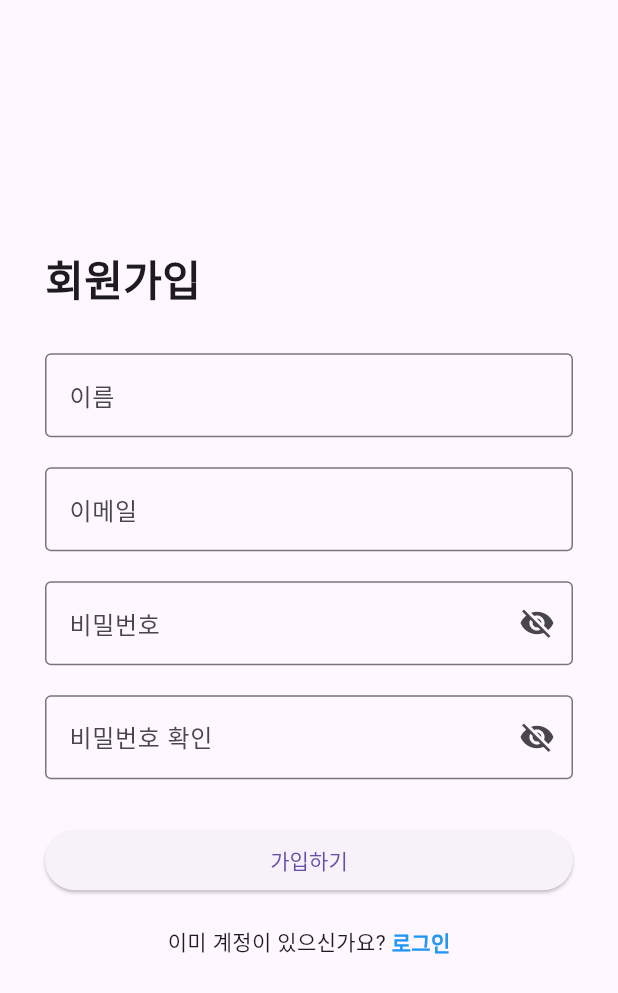
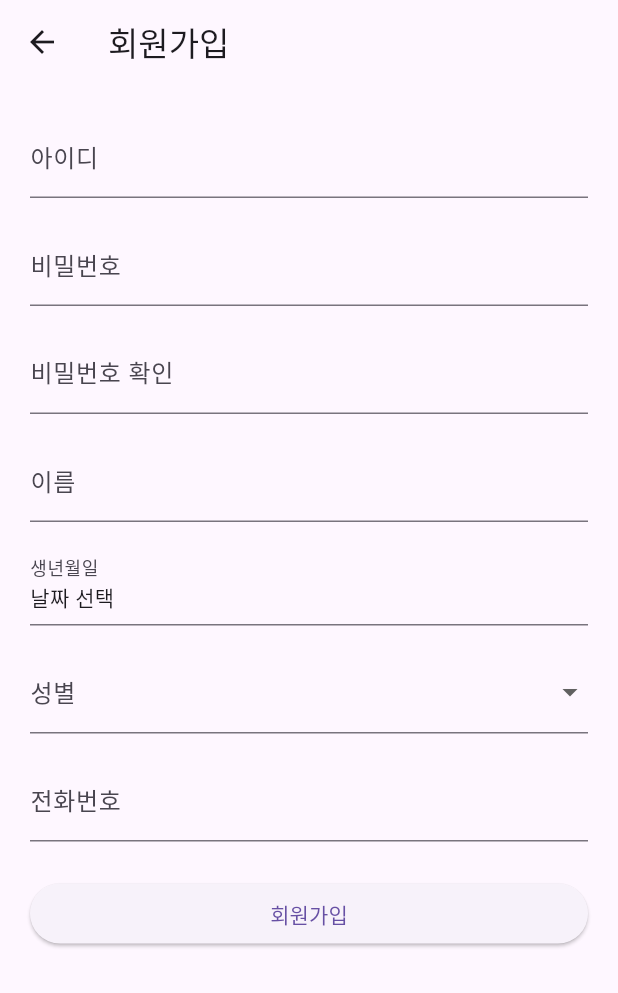
Before and after one commit to LiverGuardAI/Flutter-application, a Flutter app: the SignupPage screen opened by its route, on a phone screen of 412 x 824 dp. Shown: the top 993 px of the screen. Run offline on Flutter 3.47's test engine with Material 3 defaults, Android fonts, the phone set to English and light mode, and no system bars; our stand-ins replace dio, flutter_secure_storage, shared_preferences; accounts and stored records are empty.

Commit message:
feat add signup

```diff
--- a/dashboard_app/lib/api/auth_api.dart
+++ b/dashboard_app/lib/api/auth_api.dart
@@ -4,6 +4,45 @@ import 'dio_client.dart';
 import '../utils/secure_storage.dart';
 
 class AuthApi {
+  /// ✅ 회원가입 API
+  static Future<Map<String, dynamic>> register({
+    required String userId,
+    required String password,
+    required String password2,
+    required String name,
+    required String birthDate,
+    required String sex,
+    required String phone,
+  }) async {
+    final dio = DioClient.dio;
+
+    try {
+      final response = await dio.post(
+        "/auth/register/",
+        data: {
+          "user_id": userId.trim(),
+          "password": password.trim(),
+          "password2": password2.trim(),
+          "name": name.trim(),
+          "birth_date": birthDate.trim(),
+          "sex": sex,
+          "phone": phone.trim(),
+        },
+      );
+
+      if (response.statusCode == 201) {
+        return {"success": true, "message": "회원가입이 완료되었습니다."};
+      } else {
+        return {"success": false, "message": response.data.toString()};
+      }
+    } on DioException catch (e) {
+      return {
+        "success": false,
+        "message": e.response?.data.toString() ?? "회원가입 실패",
+      };
+    }
+  }
+
   /// ✅ 로그인 API
   /// - 서버에 로그인 요청
   /// - 성공 시 토큰 저장까지 처리
--- a/dashboard_app/lib/api/dio_client.dart
+++ b/dashboard_app/lib/api/dio_client.dart
@@ -36,7 +36,7 @@ class DioClient {
             if (refreshToken != null) {
               try {
                 final refreshResponse = await dio.post(
-                  "/token/refresh/",
+                  "/auth/refresh/",
                   data: {"refresh": refreshToken},
                 );
 
--- a/dashboard_app/lib/pages/signup_page.dart
+++ b/dashboard_app/lib/pages/signup_page.dart
@@ -1,133 +1,173 @@
 import 'package:flutter/material.dart';
+import 'package:intl/intl.dart';
+import '../../api/auth_api.dart';
 
 class SignupPage extends StatefulWidget {
-  const SignupPage({Key? key}) : super(key: key);
+  const SignupPage({super.key});
 
   @override
   State<SignupPage> createState() => _SignupPageState();
 }
 
 class _SignupPageState extends State<SignupPage> {
-  final TextEditingController _emailController = TextEditingController();
-  final TextEditingController _passwordController = TextEditingController();
-  final TextEditingController _confirmPasswordController =
-      TextEditingController();
-  final TextEditingController _nameController = TextEditingController();
+  final _formKey = GlobalKey<FormState>();
+  final _userIdController = TextEditingController();
+  final _passwordController = TextEditingController();
+  final _password2Controller = TextEditingController();
+  final _nameController = TextEditingController();
+  final _phoneController = TextEditingController();
+  DateTime? _selectedBirthDate;
+  String? _selectedSex; // "남성" or "여성"
+  bool _isLoading = false;
 
-  bool _isObscure = true;
-  bool _isObscureConfirm = true;
+  // 📅 날짜 선택 위젯
+  Future<void> _pickBirthDate(BuildContext context) async {
+    final now = DateTime.now();
+    final initialDate = _selectedBirthDate ?? DateTime(now.year - 20);
+    final picked = await showDatePicker(
+      context: context,
+      initialDate: initialDate,
+      firstDate: DateTime(1900),
+      lastDate: now,
+      locale: const Locale('ko', 'KR'),
+    );
+    if (picked != null) {
+      setState(() => _selectedBirthDate = picked);
+    }
+  }
+
+  // 🚀 회원가입 처리
+  Future<void> _handleSignup() async {
+    if (!_formKey.currentState!.validate()) return;
+    if (_selectedBirthDate == null) {
+      ScaffoldMessenger.of(
+        context,
+      ).showSnackBar(const SnackBar(content: Text("생년월일을 선택해주세요.")));
+      return;
+    }
+    if (_selectedSex == null) {
+      ScaffoldMessenger.of(
+        context,
+      ).showSnackBar(const SnackBar(content: Text("성별을 선택해주세요.")));
+      return;
+    }
+
+    setState(() => _isLoading = true);
+
+    final userId = _userIdController.text.trim();
+    final password = _passwordController.text.trim();
+    final password2 = _password2Controller.text.trim();
+    final name = _nameController.text.trim();
+    final phone = _phoneController.text.trim();
+    final birthDate = DateFormat('yyyy-MM-dd').format(_selectedBirthDate!);
+    final sex = _selectedSex == "남성" ? "male" : "female";
+
+    try {
+      final response = await AuthApi.register(
+        userId: userId,
+        password: password,
+        password2: password2,
+        name: name,
+        birthDate: birthDate,
+        sex: sex,
+        phone: phone,
+      );
+
+      if (response["success"] == true) {
+        ScaffoldMessenger.of(context).showSnackBar(
+          SnackBar(content: Text(response["message"] ?? "회원가입 성공")),
+        );
+        Navigator.pop(context); // 로그인 페이지로 이동
+      } else {
+        ScaffoldMessenger.of(context).showSnackBar(
+          SnackBar(content: Text(response["message"] ?? "회원가입 실패")),
+        );
+      }
+    } catch (e) {
+      ScaffoldMessenger.of(
+        context,
+      ).showSnackBar(SnackBar(content: Text("오류 발생: $e")));
+    } finally {
+      setState(() => _isLoading = false);
+    }
+  }
 
   @override
   Widget build(BuildContext context) {
     return Scaffold(
-      body: Center(
-        child: SingleChildScrollView(
-          padding: const EdgeInsets.symmetric(horizontal: 30),
+      appBar: AppBar(title: const Text("회원가입")),
+      body: SingleChildScrollView(
+        padding: const EdgeInsets.all(20),
+        child: Form(
+          key: _formKey,
           child: Column(
-            crossAxisAlignment: CrossAxisAlignment.start,
+            crossAxisAlignment: CrossAxisAlignment.stretch,
             children: [
-              // Title
-              const Text(
-                "회원가입",
-                style: TextStyle(fontSize: 28, fontWeight: FontWeight.bold),
+              TextFormField(
+                controller: _userIdController,
+                decoration: const InputDecoration(labelText: "아이디"),
+                validator: (v) => v!.isEmpty ? "아이디를 입력하세요" : null,
               ),
-              const SizedBox(height: 30),
-
-              // 이름
-              TextField(
+              const SizedBox(height: 16),
+              TextFormField(
+                controller: _passwordController,
+                obscureText: true,
+                decoration: const InputDecoration(labelText: "비밀번호"),
+                validator: (v) => v!.length < 6 ? "비밀번호는 6자 이상이어야 합니다" : null,
+              ),
+              const SizedBox(height: 16),
+              TextFormField(
+                controller: _password2Controller,
+                obscureText: true,
+                decoration: const InputDecoration(labelText: "비밀번호 확인"),
+                validator: (v) =>
+                    v != _passwordController.text ? "비밀번호가 일치하지 않습니다" : null,
+              ),
+              const SizedBox(height: 16),
+              TextFormField(
                 controller: _nameController,
-                decoration: const InputDecoration(
-                  labelText: "이름",
-                  border: OutlineInputBorder(),
-                ),
+                decoration: const InputDecoration(labelText: "이름"),
+                validator: (v) => v!.isEmpty ? "이름을 입력하세요" : null,
               ),
-              const SizedBox(height: 20),
-
-              // 이메일
-              TextField(
-                controller: _emailController,
-                decoration: const InputDecoration(
-                  labelText: "이메일",
-                  border: OutlineInputBorder(),
-                ),
-              ),
-              const SizedBox(height: 20),
-
-              // 비밀번호
-              TextField(
-                controller: _passwordController,
-                obscureText: _isObscure,
-                decoration: InputDecoration(
-                  labelText: "비밀번호",
-                  border: const OutlineInputBorder(),
-                  suffixIcon: IconButton(
-                    icon: Icon(
-                      _isObscure ? Icons.visibility_off : Icons.visibility,
-                    ),
-                    onPressed: () {
-                      setState(() => _isObscure = !_isObscure);
-                    },
+              const SizedBox(height: 16),
+              // 📅 생년월일 선택
+              InkWell(
+                onTap: () => _pickBirthDate(context),
+                child: InputDecorator(
+                  decoration: const InputDecoration(labelText: "생년월일"),
+                  child: Text(
+                    _selectedBirthDate == null
+                        ? "날짜 선택"
+                        : DateFormat('yyyy-MM-dd').format(_selectedBirthDate!),
                   ),
                 ),
               ),
-              const SizedBox(height: 20),
-
-              // 비밀번호 확인
-              TextField(
-                controller: _confirmPasswordController,
-                obscureText: _isObscureConfirm,
-                decoration: InputDecoration(
-                  labelText: "비밀번호 확인",
-                  border: const OutlineInputBorder(),
-                  suffixIcon: IconButton(
-                    icon: Icon(
-                      _isObscureConfirm
-                          ? Icons.visibility_off
-                          : Icons.visibility,
-                    ),
-                    onPressed: () {
-                      setState(() => _isObscureConfirm = !_isObscureConfirm);
-                    },
-                  ),
-                ),
+              const SizedBox(height: 16),
+              // 🚻 성별 선택
+              DropdownButtonFormField<String>(
+                value: _selectedSex,
+                decoration: const InputDecoration(labelText: "성별"),
+                items: const [
+                  DropdownMenuItem(value: "남성", child: Text("남성")),
+                  DropdownMenuItem(value: "여성", child: Text("여성")),
+                ],
+                onChanged: (value) => setState(() => _selectedSex = value),
+                validator: (v) => v == null ? "성별을 선택하세요" : null,
               ),
-              const SizedBox(height: 30),
-
-              // 가입 버튼
-              SizedBox(
-                width: double.infinity,
-                child: ElevatedButton(
-                  onPressed: () {
-                    // 나중에 Django 연동 시 여기에 요청 작성
-                    ScaffoldMessenger.of(context).showSnackBar(
-                      const SnackBar(content: Text("회원가입 기능은 추후 연동됩니다.")),
-                    );
-                  },
-                  child: const Text("가입하기"),
-                ),
+              const SizedBox(height: 16),
+              TextFormField(
+                controller: _phoneController,
+                decoration: const InputDecoration(labelText: "전화번호"),
+                validator: (v) => v!.isEmpty ? "전화번호를 입력하세요" : null,
+                keyboardType: TextInputType.phone,
               ),
-              const SizedBox(height: 20),
-
-              // 로그인 화면 이동
-              Row(
-                mainAxisAlignment: MainAxisAlignment.center,
-                children: [
-                  const Text("이미 계정이 있으신가요? "),
-                  GestureDetector(
-                    onTap: () {
-                      Navigator.pushReplacementNamed(context, '/login');
-                    },
-                    child: const Text(
-                      "로그인",
-                      style: TextStyle(
-                        color: Colors.blue,
-                        fontWeight: FontWeight.bold,
-                      ),
-                    ),
-                  ),
-                ],
+              const SizedBox(height: 24),
+              ElevatedButton(
+                onPressed: _isLoading ? null : _handleSignup,
+                child: _isLoading
+                    ? const CircularProgressIndicator(color: Colors.white)
+                    : const Text("회원가입"),
               ),
-              const SizedBox(height: 20),
             ],
           ),
         ),
--- a/dashboard_app/pubspec.yaml
+++ b/dashboard_app/pubspec.yaml
@@ -32,6 +32,9 @@ dependencies:
   flutter_secure_storage: ^9.0.0
   flutter:
     sdk: flutter
+  flutter_localizations:
+    sdk: flutter
+  intl: ^0.20.2
 
   http: ^1.1.0
   shared_preferences: ^2.2.0
```
Also changed, not shown: dashboard_app/lib/main.dart (+8 -0 lines), dashboard_app/pubspec.lock.
